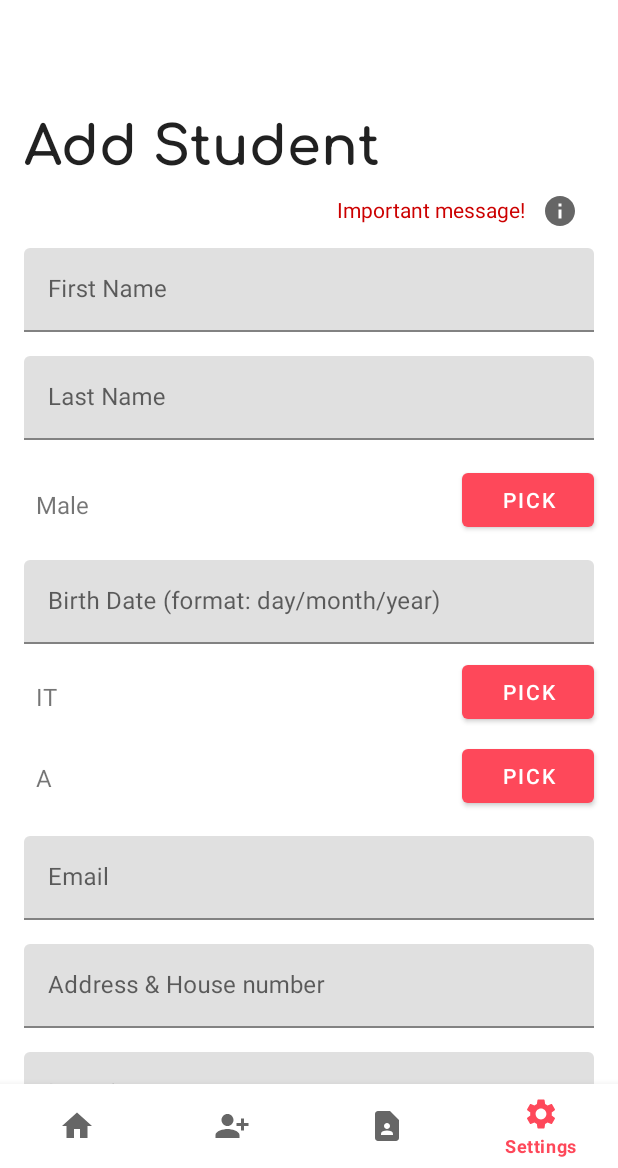
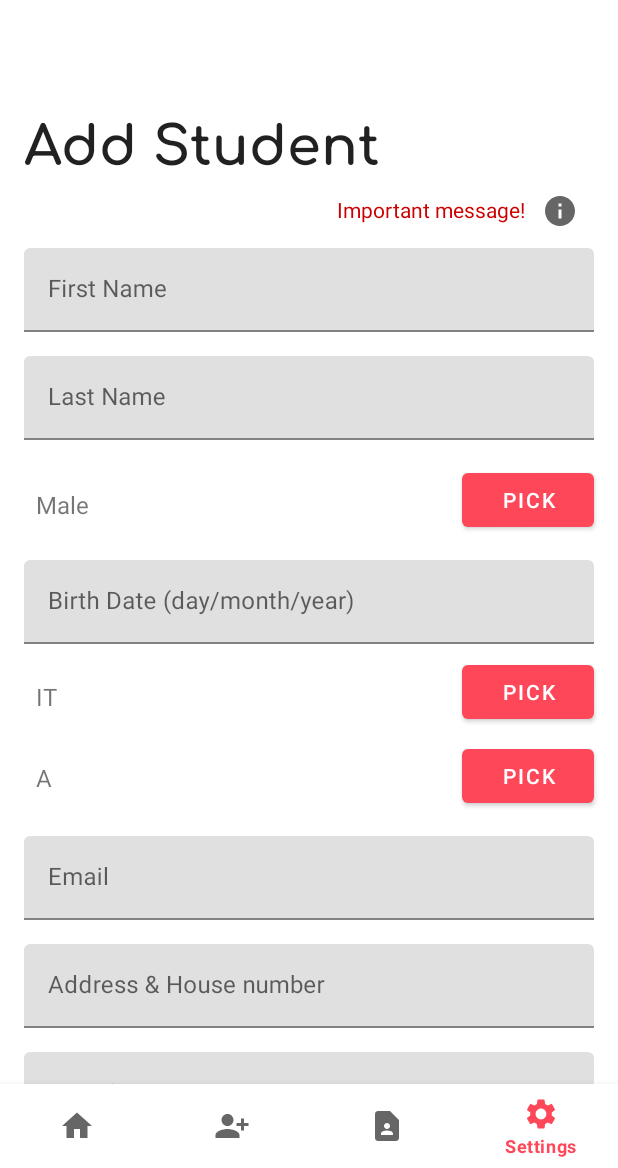
Before and after one commit to dylankmz/StudentzAndroid, an Android app: the fragment StudentDetailsFragment placed in its activity, item 4 of the bottom bar chosen, on a phone screen of 412 x 824 dp, the part 68-1236 px from its top. Run offline under Robolectric (Android 15) with nearby library versions, the phone set to English and light mode, and no system bars; our stand-ins replace Room's generated code, androidx.preference; libraries missing offline, so code that uses them is left out: com.jakewharton.threetenabp; Roboto replaces fonts that are not available here; 3 statements that could not run were skipped.

Commit message:
improving some string values

```diff
--- a/app/src/main/res/values/strings.xml
+++ b/app/src/main/res/values/strings.xml
@@ -4,7 +4,7 @@
     <string name="txt_str_delete">Delete</string>
     <string name="txt_btn_str_gender">Pick Gender</string>
     <string name="txt_str_gender">Gender</string>
-    <string name="txt_str_birthdate">Birth Date (format: day/month/year)</string>
+    <string name="txt_str_birthdate">Birth Date (day/month/year)</string>
     <string name="str_txt_pick">Pick</string>
     <string name="str_txt_education">Pick Education</string>
     <string name="str_txt_classroom">Choose classroom</string>
@@ -68,7 +68,7 @@
         <item>E</item>
     </string-array>
 
-    <string name="title_pref_order">How do you want to sort the students list?</string>
+    <string name="title_pref_order">Sort preference studentlist</string>
 
 <!--    <string name="title_shop">Shop</string>-->
 <!--    <string name="title_gifts">Gifts</string>-->
```
Also changed, not shown: 1 other file.
